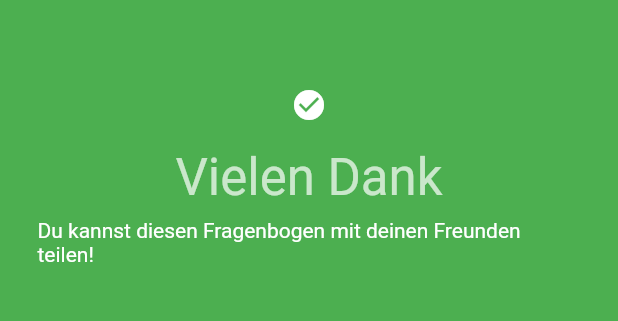
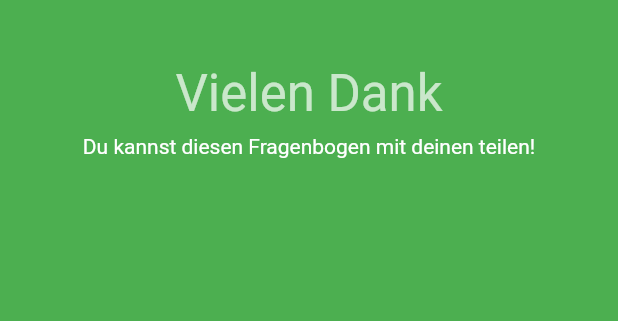
Before and after one commit to dev-clavis/FlatteredDoc, a Flutter app: the FinishPage screen opened by its route, on a phone screen of 412 x 824 dp, the part 59-380 px from its top. Run offline on Flutter 3.47's test engine with Material 2 defaults, Android fonts, the phone set to English and light mode, and no system bars; missing offline and left inert: qr_utils, unique_identifier; statements that could not run were skipped.

Commit message:
Einigen Code zurücksetzen und Beschreibung hinzufügen

```diff
--- a/lib/ui/pages/finishPage.dart
+++ b/lib/ui/pages/finishPage.dart
@@ -19,9 +19,8 @@ class FinishPage extends StatelessWidget {
           padding: EdgeInsets.all(25),
             child: Column(
               children: <Widget>[
-                Padding(padding: EdgeInsets.all(16), child: Icon(Icons.check_circle)),
                 Padding(child: Text("Vielen Dank", style: Theme.of(context).textTheme.display1), padding: EdgeInsets.only(bottom: 8)),
-                Text("Du kannst diesen Fragenbogen mit deinen Freunden teilen!"),
+                Text("Du kannst diesen Fragenbogen mit deinen teilen!"),
                 Row(
                   children: <Widget>[
 
```
Also changed, not shown: 1 other file.
